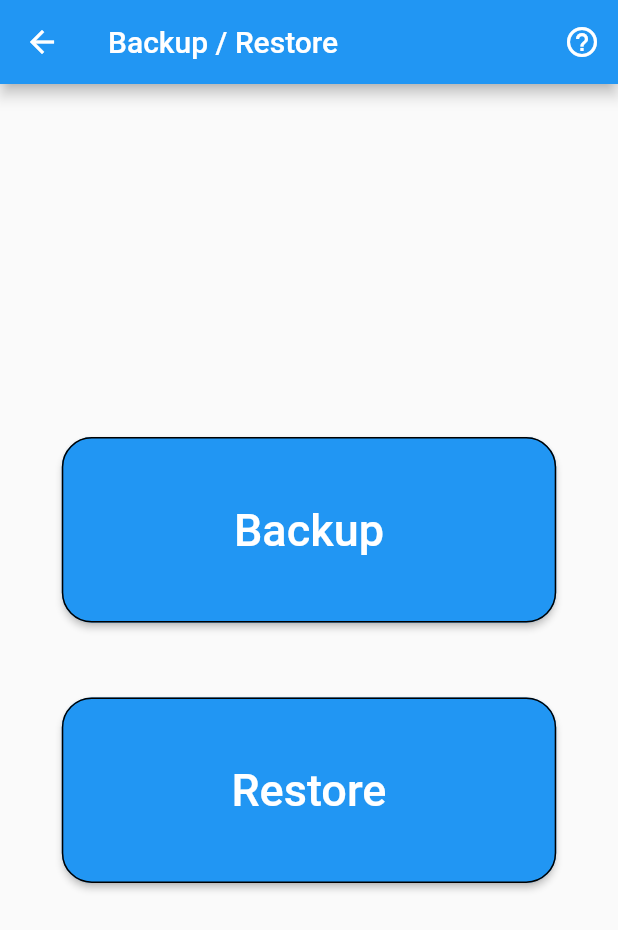
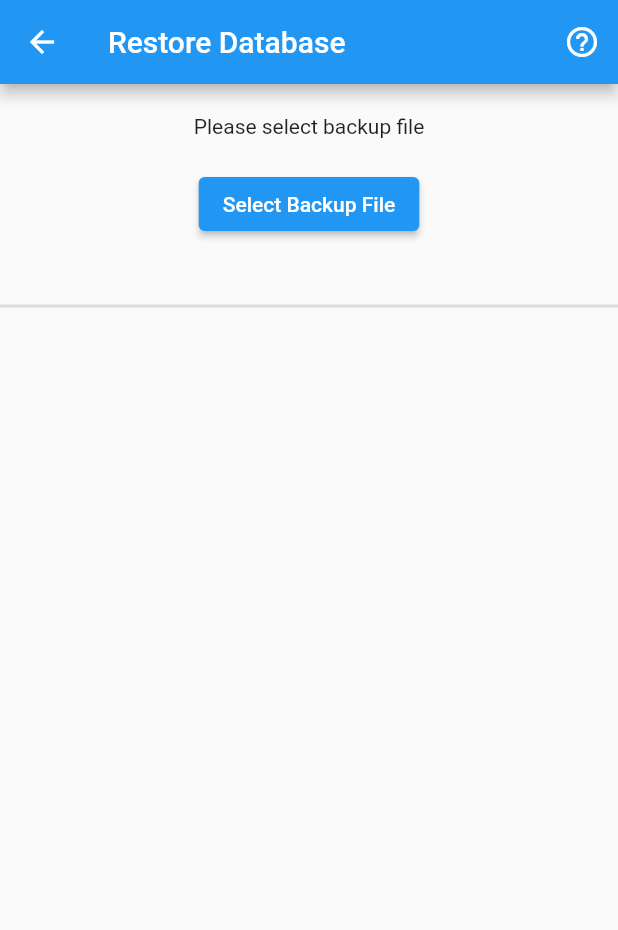
Before and after one commit to Stif-UK/WristCheck, a Flutter app: the BackupRestore screen opened directly, after a tap on "Restore", on a phone screen of 412 x 824 dp. Shown: the top 930 px of the screen. Run offline on Flutter 3.47's test engine with Material 2 defaults, Android fonts, the phone set to English and light mode, and no system bars; our stand-ins replace file_picker, flutter_markdown, get, hive, hive_flutter, image_cropper and 5 more; accounts and stored records are empty.

Commit message:
setting up restore file selection

```diff
--- a/lib/copy/dialogs.dart
+++ b/lib/copy/dialogs.dart
@@ -73,14 +73,25 @@ class WristCheckDialogs {
 
   static getBackupHelpDialog(){
     Get.defaultDialog(
-        title: "Backup / Restore",
+        title: "Backup Database Help",
         barrierDismissible: true,
-        middleText: "Getting a new phone or just want a backup incase the worst happens?\n You're in the right place!"
+        middleText: "Getting a new phone or just want a backup in case the worst happens?\n You're in the right place!"
             "\n\nWhen you create a backup a file is stored on your phone that you can then transfer elsewhere."
             "\n\nTo restore the database on a new device simply open the file via the 'restore' option"
-            "\n\nNote: Restoring a database will clear down your existing data and REPLACE it with the backup"
+            "\n\nNote: Restoring a database will clear down your existing data and REPLACE it with the backup."
+            "\n\nIf any issues arise during the backup / restore process these can often be resolved by killing and restarting the application."
     );
   }
+
+  static getIncorrectFilenameDialog(String filename){
+    Get.defaultDialog(
+      title: "Incorrect file",
+      barrierDismissible: true,
+      middleText: "The file $filename does not match the expected file of watchbox.hive\n\n"
+          "Please select a watchbox.hive file"
+    );
+  }
+
 
   static getBackupLocationNullDialog(){
     Get.defaultDialog(
--- a/lib/model/backup_restore_methods.dart
+++ b/lib/model/backup_restore_methods.dart
@@ -5,6 +5,7 @@ import 'package:file_picker/file_picker.dart';
 import 'package:wristcheck/model/watches.dart';
 import 'package:wristcheck/boxes.dart';
 import 'package:wristcheck/copy/dialogs.dart';
+import 'package:path/path.dart';
 
 class BackupRestoreMethods {
   static Future<String?> pickBackupLocation() async {
@@ -71,7 +72,8 @@ class BackupRestoreMethods {
     File? file;
 
     if (result != null) {
-      file = File(result.files.single.path!);
+      String fileName = basename(result.files.single.path!);
+      fileName == "watchbox.hive"? file = File(fileName): WristCheckDialogs.getIncorrectFilenameDialog(fileName);
     } else {
 
     }
--- a/lib/ui/backup/backup_restore.dart
+++ b/lib/ui/backup/backup_restore.dart
@@ -2,6 +2,7 @@ import 'package:flutter/material.dart';
 import 'package:wristcheck/ui/backup/backup.dart';
 import 'package:get/get.dart';
 import 'package:wristcheck/copy/dialogs.dart';
+import 'package:wristcheck/ui/backup/restore.dart';
 
 class BackupRestore extends StatelessWidget {
   const BackupRestore({Key? key}) : super(key: key);
@@ -69,7 +70,7 @@ class BackupRestore extends StatelessWidget {
                       ),),
                   ),
                   onPressed: (){
-                    //Get.to(() => const WearStats());
+                    Get.to(() => const Restore());
                   },
                   style: ButtonStyle(
                       shape: MaterialStateProperty.all<RoundedRectangleBorder>(
--- a/lib/ui/backup/restore.dart
+++ b/lib/ui/backup/restore.dart
@@ -0,0 +1,55 @@
+import 'package:flutter/material.dart';
+import 'dart:io';
+import 'package:wristcheck/copy/dialogs.dart';
+import 'package:wristcheck/model/backup_restore_methods.dart';
+
+class Restore extends StatefulWidget {
+  const Restore({Key? key}) : super(key: key);
+
+  @override
+  State<Restore> createState() => _RestoreState();
+}
+
+class _RestoreState extends State<Restore> {
+  File? backupFile;
+
+  @override
+  Widget build(BuildContext context) {
+    return Scaffold(
+      appBar: AppBar(
+        title: const Text("Restore Database"),
+        actions: [
+          IconButton(
+              icon: const Icon(Icons.help_outline),
+              onPressed: (){
+                //ToDo: Update help information
+                WristCheckDialogs.getBackupHelpDialog();
+              } )
+        ],
+      ),
+      body: Column(
+        mainAxisAlignment: MainAxisAlignment.start,
+        crossAxisAlignment: CrossAxisAlignment.center,
+        children: [
+          const SizedBox(height: 20,),
+          const Text("Please select backup file"),
+          const SizedBox(height: 20,),
+          ElevatedButton(
+            child: const Text("Select Backup File"),
+          onPressed: () async{
+              await BackupRestoreMethods.pickBackupFile().then((value) {
+                setState(() {
+                  backupFile = value;
+                });
+
+              });
+          },
+          ),
+          const SizedBox(height: 20,),
+          backupFile != null? Text("File selected: $backupFile. Ready to load"): const Text(""),
+          const Divider(thickness: 2,)
+        ],
+      ),
+    );
+  }
+}
```
